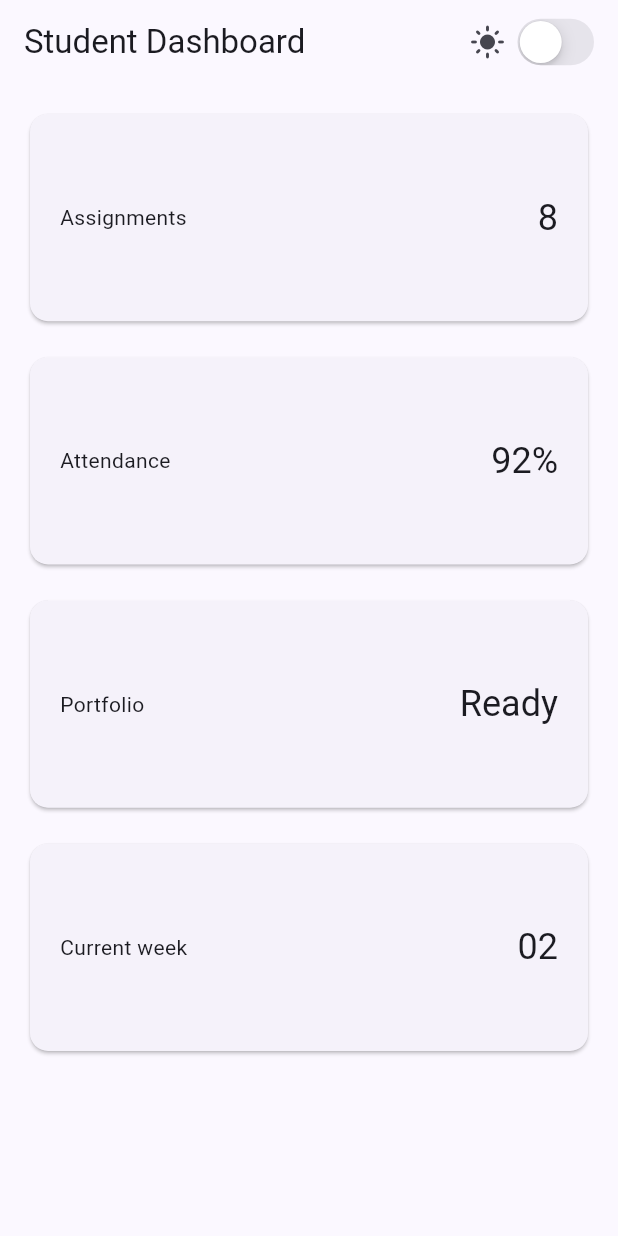
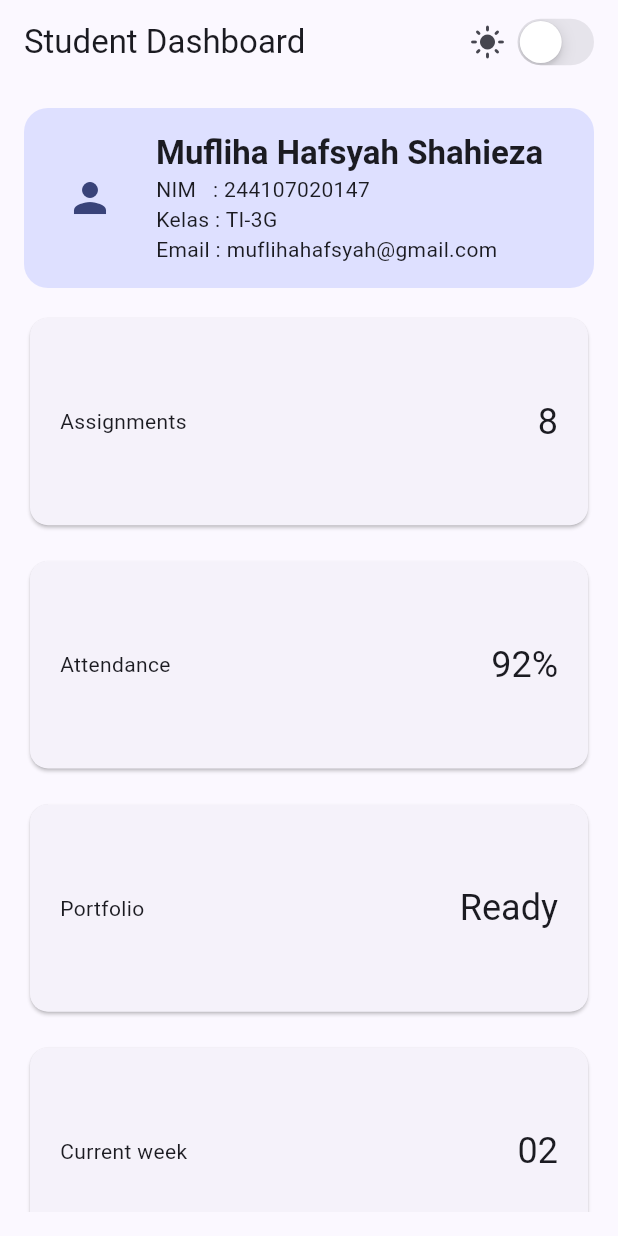
Before and after one commit to Mufliha-Hafsyah/244107020147-mobile-course, a Flutter app: the screen it shows after launch, on a phone screen of 412 x 824 dp. Run offline on Flutter 3.47's test engine with Material 3 defaults, Android fonts, the phone set to English and light mode, and no system bars.

Commit message:
refactor: rename DashboardCard to InfoCard, extract breakpoint constant

```diff
--- a/02-week-2-declarative-ui-responsive-design/lib/main.dart
+++ b/02-week-2-declarative-ui-responsive-design/lib/main.dart
@@ -1,5 +1,7 @@
 import 'package:flutter/material.dart';
 import 'package:flutter/cupertino.dart';
+
+const kWideBreakpoint = 700;
 
 void main() => runApp(const DashboardApp());
 
@@ -62,19 +64,28 @@ class DashboardPage extends StatelessWidget {
       ),
       body: LayoutBuilder(
         builder: (context, constraints) {
-          final columns = constraints.maxWidth >= 700 ? 2 : 1;
-          return GridView.count(
+          final columns = constraints.maxWidth >= kWideBreakpoint ? 2 : 1;
+           return Padding(
             padding: const EdgeInsets.all(16),
+            child: Column(
+              children: [
+                const ProfileHeader(),
+                Expanded(
+                  child: GridView.count(
                     crossAxisCount: columns,
                     crossAxisSpacing: 16,
                     mainAxisSpacing: 16,
                     childAspectRatio: 2.6,
                     children: const [
-              DashboardCard(title: 'Assignments', value: '8'),
-              DashboardCard(title: 'Attendance', value: '92%'),
-              DashboardCard(title: 'Portfolio', value: 'Ready'),
-              DashboardCard(title: 'Current week', value: '02'),
+                      InfoCard(title: 'Assignments', value: '8'),
+                      InfoCard(title: 'Attendance', value: '92%'),
+                      InfoCard(title: 'Portfolio', value: 'Ready'),
+                      InfoCard(title: 'Current week', value: '02'),
                     ],
+                  ),
+                ),
+              ],
+            ),
           );
         },
       ),
@@ -82,8 +93,8 @@ class DashboardPage extends StatelessWidget {
   }
 }
 
-class DashboardCard extends StatelessWidget {
-  const DashboardCard({required this.title, required this.value, super.key});
+class InfoCard extends StatelessWidget {
+  const InfoCard({required this.title, required this.value, super.key});
   final String title;
   final String value;
 
@@ -103,3 +114,41 @@ class DashboardCard extends StatelessWidget {
     );
   }
 }
+
+class ProfileHeader extends StatelessWidget {
+  const ProfileHeader({super.key});
+
+  @override
+  Widget build(BuildContext context) {
+    return Semantics(
+      label: 'Profil mahasiswa: Mufliha Hafsyah Shahieza, NIM 244107020147, Kelas TI-3G',
+      child: Container(
+        width: double.infinity,
+        padding: const EdgeInsets.all(16),
+        margin: const EdgeInsets.only(bottom: 16),
+        decoration: BoxDecoration(
+          color: Theme.of(context).colorScheme.primaryContainer,
+          borderRadius: BorderRadius.circular(16),
+        ),
+        child: Row(
+          children: [
+            const CircleAvatar(radius: 28, child: Icon(Icons.person, size: 32)),
+            const SizedBox(width: 16),
+            Expanded(
+              child: Column(
+                crossAxisAlignment: CrossAxisAlignment.start,
+                children: [
+                  Text('Mufliha Hafsyah Shahieza',
+                      style: Theme.of(context).textTheme.titleLarge?.copyWith(fontWeight: FontWeight.bold)),
+                  Text('NIM   : 244107020147'),
+                  Text('Kelas : TI-3G'),
+                  Text('Email : muflihahafsyah@gmail.com'),
+                ],
+              ),
+            ),
+          ],
+        ),
+      ),
+    );
+  }
+}
```
Also changed, not shown: 4 other files. Lines whose indentation alone changed are shown as unchanged.
